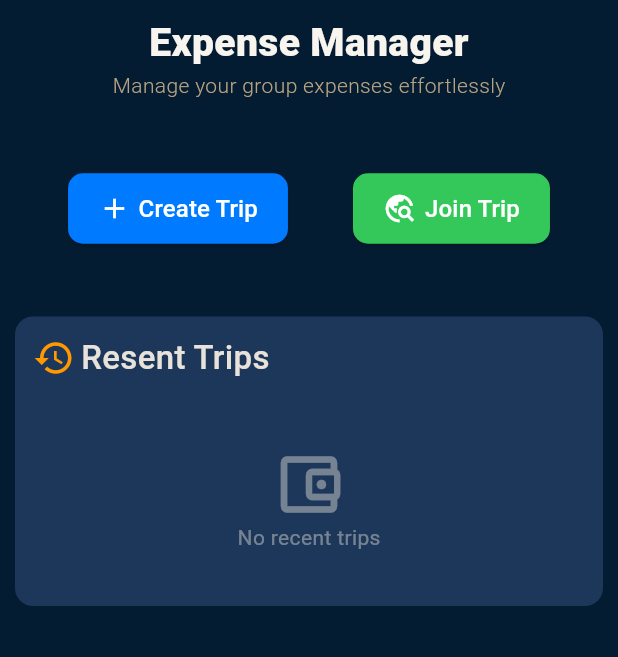
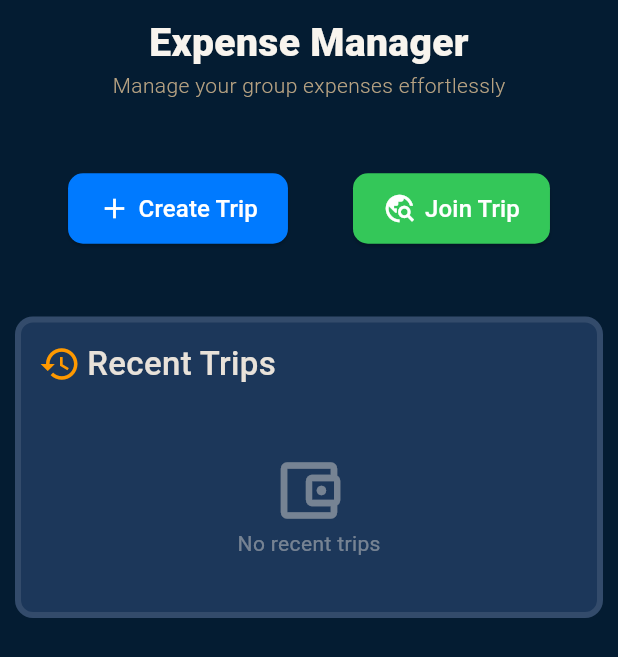
Before and after one commit to mannpadhiar/Trip-Expense-Management-App, a Flutter app: the screen it shows after launch, on a phone screen of 412 x 824 dp. Shown: the top 657 px of the screen. Run offline on Flutter 3.47's test engine with Material 3 defaults, Android fonts, the phone set to English and light mode, and no system bars; our stand-ins replace loading_animation_widget, skeletonizer, sqflite; accounts and stored records are empty.

Commit message:
made changes

```diff
--- a/lib/frontend/pages/home_page.dart
+++ b/lib/frontend/pages/home_page.dart
@@ -433,6 +433,7 @@ class _HomePageState extends State<HomePage> {
                 Container(
                   padding: EdgeInsets.all(12),
                   decoration: BoxDecoration(
+                    border: Border.all(color: Colors.white10,width: 4),
                     color: Color(0x79365486),
                     borderRadius: BorderRadius.all(Radius.circular(12)),
                   ),
@@ -448,7 +449,7 @@ class _HomePageState extends State<HomePage> {
                           ),
                           SizedBox(width: 4),
                           Text(
-                            'Resent Trips',
+                            'Recent Trips',
                             style: TextStyle(
                               fontSize: 22,
                               fontWeight: FontWeight.w500,
@@ -546,7 +547,7 @@ class _HomePageState extends State<HomePage> {
                                       Row(
                                         children: [
                                           Icon(Icons.currency_rupee,size: 16,color: Colors.green,),
-                                          Text('20000',style: TextStyle(color: Colors.green,fontSize: 14,fontWeight: FontWeight.w600),),
+                                          Text('2000',style: TextStyle(color: Colors.green,fontSize: 14,fontWeight: FontWeight.w600),),
                                         ],
                                       ),
                                     ],
--- a/pubspec.yaml
+++ b/pubspec.yaml
@@ -35,7 +35,7 @@ dependencies:
   # Use with the CupertinoIcons class for iOS style icons.
   cupertino_icons: ^1.0.8
   http: ^1.3.0
-  skeletonizer: ^1.4.3
+  skeletonizer: ^2.0.1
   loading_animation_widget: ^1.3.0
   sqflite:
   path: ^1.9.1
```
Also changed, not shown: pubspec.lock.
